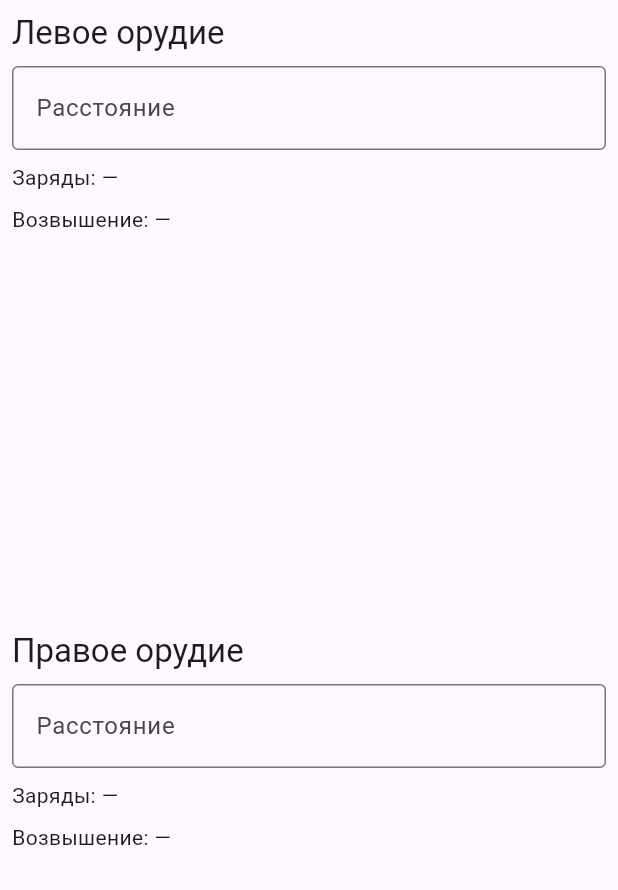
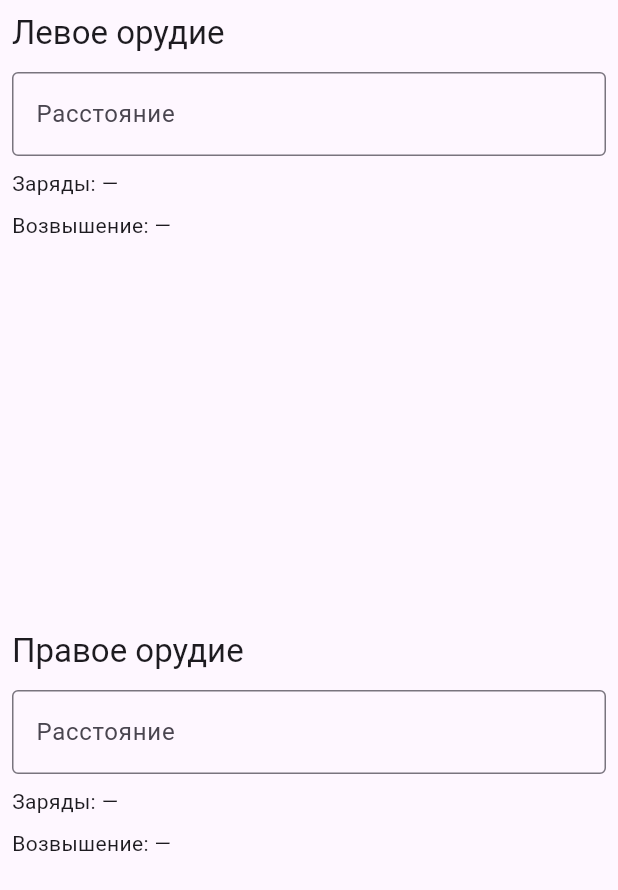
Before and after one commit to UltraMurlock/iron-nest-ballistic-calculator, a Flutter app: the screen it shows after launch, on a phone screen of 412 x 824 dp. Shown: the top 890 px of the screen. Run offline on Flutter 3.47's test engine with Material 3 defaults, Android fonts, the phone set to English and light mode, and no system bars.

Commit message:
feat: displaying charges with symbols

```diff
--- a/lib/main.dart
+++ b/lib/main.dart
@@ -79,7 +79,7 @@ class _WeaponPanelState extends State<WeaponPanel> {
         crossAxisAlignment: CrossAxisAlignment.start,
         children: [
           Text(widget.title, style: Theme.of(context).textTheme.titleLarge),
-          const SizedBox(height: 8),
+          const SizedBox(height: 12),
           TextField(
             controller: _controller,
             keyboardType: TextInputType.number,
@@ -93,11 +93,20 @@ class _WeaponPanelState extends State<WeaponPanel> {
             onChanged: _onChanged,
           ),
           const SizedBox(height: 8),
-          Text('Заряды: ${charges ?? '—'}'),
+          Text('Заряды: ${getChargesCountText(charges)}'),
           const SizedBox(height: 8),
           Text('Возвышение: ${elevation?.toStringAsFixed(2) ?? '—'}'),
         ],
       ),
     );
   }
+
+  String getChargesCountText(int? count) => switch (count) {
+    null => '—',
+    > 5 => '█ x $count',
+    _ => List.filled(count, '█').join(' '),
+  };
+
+  String getElevationValueText(double? value) =>
+      value?.toStringAsFixed(2) ?? '—';
 }
```
